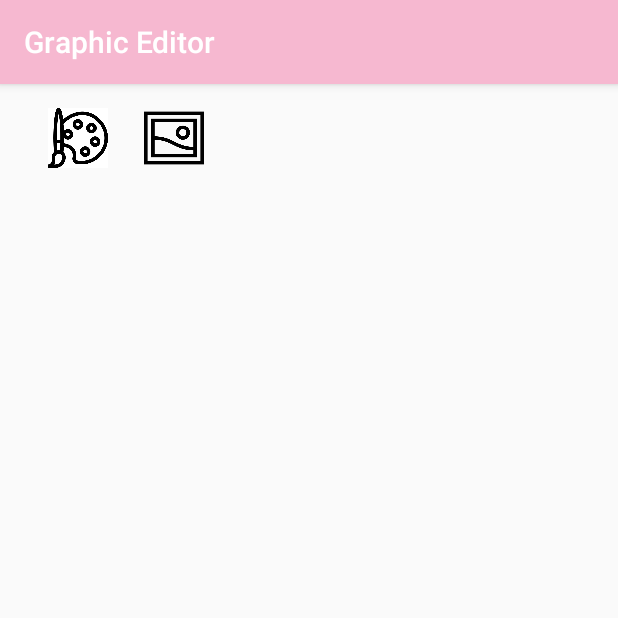
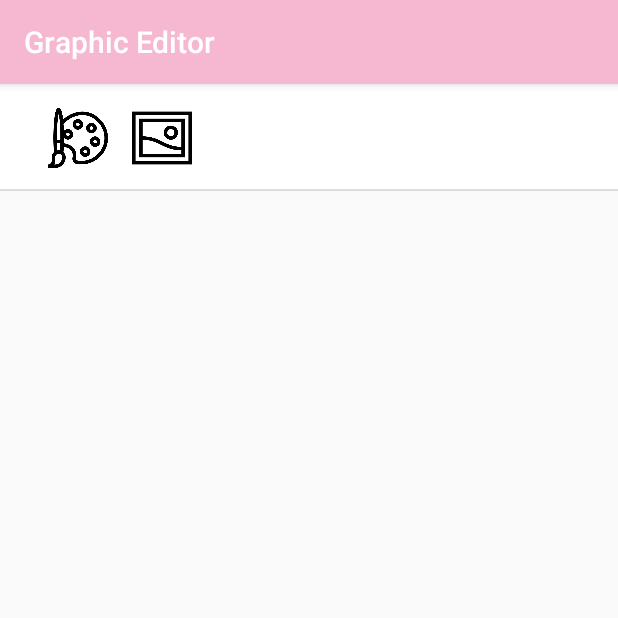
Before and after one commit to JJIYOM/MP_Final_Project, an Android app: the screen it shows after launch (MainActivity), on a phone screen of 412 x 824 dp, the top half of it. Run offline under Robolectric (Android 15) with nearby library versions, the phone set to English and light mode, and no system bars.

Commit message:
메뉴 및 원그리기, 선 그리기 기능 추가

```diff
--- a/MP_Final_Project/app/src/main/java/com/example/mp_final_project/MainActivity.java
+++ b/MP_Final_Project/app/src/main/java/com/example/mp_final_project/MainActivity.java
@@ -2,18 +2,105 @@ package com.example.mp_final_project;
 
 import androidx.annotation.NonNull;
 import androidx.appcompat.app.AppCompatActivity;
+import androidx.constraintlayout.widget.ConstraintLayout;
 
+import android.content.Context;
+import android.graphics.Bitmap;
+import android.graphics.Canvas;
+import android.graphics.Color;
+import android.graphics.Paint;
 import android.os.Bundle;
 import android.view.Menu;
 import android.view.MenuItem;
+import android.view.MotionEvent;
+import android.view.View;
+import android.widget.Button;
+import android.widget.FrameLayout;
+import android.widget.ImageButton;
+import android.widget.LinearLayout;
+import android.widget.PopupMenu;
+
+import java.util.logging.Level;
 
 public class MainActivity extends AppCompatActivity {
+    ImageButton paintButton;
+    final static int LINE = 1, CIRCLE = 2;
+    static int curShape = LINE;
 
     @Override
     protected void onCreate(Bundle savedInstanceState) {
         super.onCreate(savedInstanceState);
-        setContentView(R.layout.activity_main);
+        setContentView(new myGraphicView(this));
+        LinearLayout linearLayout = (LinearLayout)View.inflate(this, R.layout.activity_main,null);
+        addContentView(linearLayout, new LinearLayout.LayoutParams(LinearLayout.LayoutParams.MATCH_PARENT, LinearLayout.LayoutParams.WRAP_CONTENT));
+        paintButton = (ImageButton)findViewById(R.id.paintButton);
+        registerForContextMenu(paintButton);
+}
+    public void onPoPupButtonClick(View ImageButton)
+    {
+        PopupMenu popup = new PopupMenu(this, ImageButton);
+        popup.getMenuInflater().inflate(R.menu.menu01,popup.getMenu());
+        popup.setOnMenuItemClickListener(new PopupMenu.OnMenuItemClickListener() {
+            @Override
+            public boolean onMenuItemClick(MenuItem menuItem) {
+                switch (menuItem.getItemId()) {
+                    case R.id.drawLine:
+                        curShape = LINE;
+                        break;
+                    case R.id.drawCircle:
+                        curShape = CIRCLE;
+                        break;
+                }
+                return MainActivity.super.onOptionsItemSelected(menuItem);
+            }
+        });
+        popup.show();
     }
 
+    public static class myGraphicView extends View
+    {
+        int startX = -1, startY = -1, stopX = -1, stopY = -1;
+        public myGraphicView(Context context){super(context);}
 
+        @Override
+        public boolean onTouchEvent (MotionEvent event){
+            super.onTouchEvent(event);
+            switch (event.getAction()){
+                case MotionEvent.ACTION_DOWN:
+                    startX = (int)event.getX();
+                    startY = (int)event.getY();
+                    break;
+                case MotionEvent.ACTION_MOVE:
+                case MotionEvent.ACTION_UP:
+                    stopX = (int)event.getX();
+                    stopY = (int)event.getY();
+                    this.invalidate();
+                    break;
+                case MotionEvent.ACTION_CANCEL:
+                    break;
+                default:
+                    break;
+            }
+            return true;
+        }
+        protected  void onDraw(Canvas canvas){
+            super.onDraw(canvas);
+            Paint paint = new Paint();
+            paint.setAntiAlias(true);
+            paint.setColor(Color.RED);
+            paint.setStyle(Paint.Style.STROKE);
+            paint.setStrokeWidth(5);
+            switch (curShape)
+            {
+                case LINE:
+                    canvas.drawLine(startX,startY,stopX,stopY,paint);
+                    break;
+                case CIRCLE:
+                    int radius = (int) Math.sqrt(Math.pow(stopX-startX,2)+Math.pow((stopY-startY),2));
+                    canvas.drawCircle(startX,startY,radius ,paint);
+                    break;
+            }
+        }
+
+    }
 }
--- /dev/null
+++ b/MP_Final_Project/app/src/main/res/drawable/edge.xml
@@ -0,0 +1,18 @@
+<?xml version="1.0" encoding="utf-8"?>
+<layer-list xmlns:android="http://schemas.android.com/apk/res/android" >
+
+    <item
+        android:bottom="1dp"
+        android:left="-2dp"
+        android:right="-2dp"
+        android:top="-2dp">
+        <shape android:shape="rectangle" >
+            <stroke
+                android:width="1dp"
+                android:color="#dcdcdc" />
+
+            <solid android:color="#FFF" />
+        </shape>
+    </item>
+
+</layer-list>
--- a/MP_Final_Project/app/src/main/res/layout/activity_main.xml
+++ b/MP_Final_Project/app/src/main/res/layout/activity_main.xml
@@ -1,10 +1,17 @@
 <?xml version="1.0" encoding="utf-8"?>
-<androidx.constraintlayout.widget.ConstraintLayout xmlns:android="http://schemas.android.com/apk/res/android"
+<LinearLayout xmlns:android="http://schemas.android.com/apk/res/android"
     xmlns:app="http://schemas.android.com/apk/res-auto"
     xmlns:tools="http://schemas.android.com/tools"
     android:layout_width="match_parent"
-    android:layout_height="match_parent"
+    android:layout_height="wrap_content"
+    android:orientation="vertical"
     tools:context=".MainActivity">
+
+    <LinearLayout
+        android:layout_width="match_parent"
+        android:layout_height="72dp"
+        android:layout_weight="1"
+        android:background="@drawable/edge">
 
         <ImageButton
             android:id="@+id/paintButton"
@@ -13,19 +20,20 @@
             android:layout_marginStart="32dp"
             android:layout_marginLeft="32dp"
             android:layout_marginTop="16dp"
+            android:onClick="onPoPupButtonClick"
             android:padding="0dp"
             android:scaleType="fitCenter"
             android:src="@drawable/icon"
+            app:layout_constraintBottom_toBottomOf="@+id/pictureButton"
             app:layout_constraintStart_toStartOf="parent"
-        app:layout_constraintTop_toTopOf="parent"
-        tools:ignore="MissingConstraints" />
+            app:layout_constraintTop_toTopOf="parent" />
 
         <ImageButton
             android:id="@+id/pictureButton"
             android:layout_width="40dp"
             android:layout_height="40dp"
-        android:layout_marginStart="96dp"
-        android:layout_marginLeft="96dp"
+            android:layout_marginStart="16dp"
+            android:layout_marginLeft="32dp"
             android:layout_marginTop="16dp"
             android:background="@android:color/transparent"
             android:padding="0dp"
@@ -33,5 +41,6 @@
             android:src="@drawable/picture"
             app:layout_constraintStart_toStartOf="parent"
             app:layout_constraintTop_toTopOf="parent" />
+    </LinearLayout>
 
-</androidx.constraintlayout.widget.ConstraintLayout>
+</LinearLayout>
--- a/MP_Final_Project/app/src/main/res/menu/menu.xml
+++ /dev/null
@@ -1,5 +0,0 @@
-<?xml version="1.0" encoding="utf-8"?>
-<menu xmlns:android="http://schemas.android.com/apk/res/android"
-    xmlns:app="http://schemas.android.com/apk/res-auto"
-    xmlns:tools="http://schemas.android.com/tools"
-    tools:context=".MainActivity"/>
--- /dev/null
+++ b/MP_Final_Project/app/src/main/res/menu/menu01.xml
@@ -0,0 +1,16 @@
+<?xml version="1.0" encoding="utf-8"?>
+<menu xmlns:android="http://schemas.android.com/apk/res/android">
+
+    <item
+        android:id = "@+id/drawLine"
+        android:title = "선 그리기"
+        />
+    <item
+        android:id = "@+id/drawCircle"
+        android:title = "원 그리기"
+        />
+    <item
+        android:id = "@+id/drawRectangle"
+        android:title = "사각형 그리기"
+        />
+</menu>
--- /dev/null
+++ b/MP_Final_Project/app/src/main/res/values/ids.xml
@@ -0,0 +1,5 @@
+<?xml version="1.0" encoding="utf-8"?>
+<resources>
+    <item name="frameLayout1" type="id" />
+    <item name="canvas" type="id" />
+</resources>
```
Lines whose indentation alone changed are shown as unchanged.
